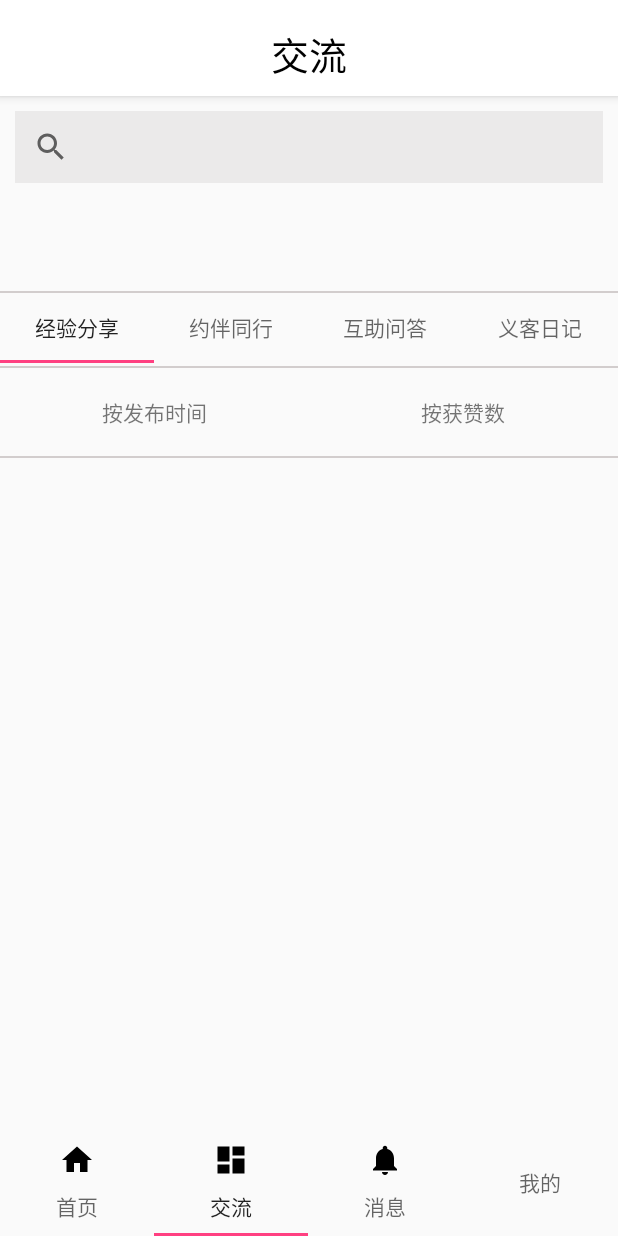
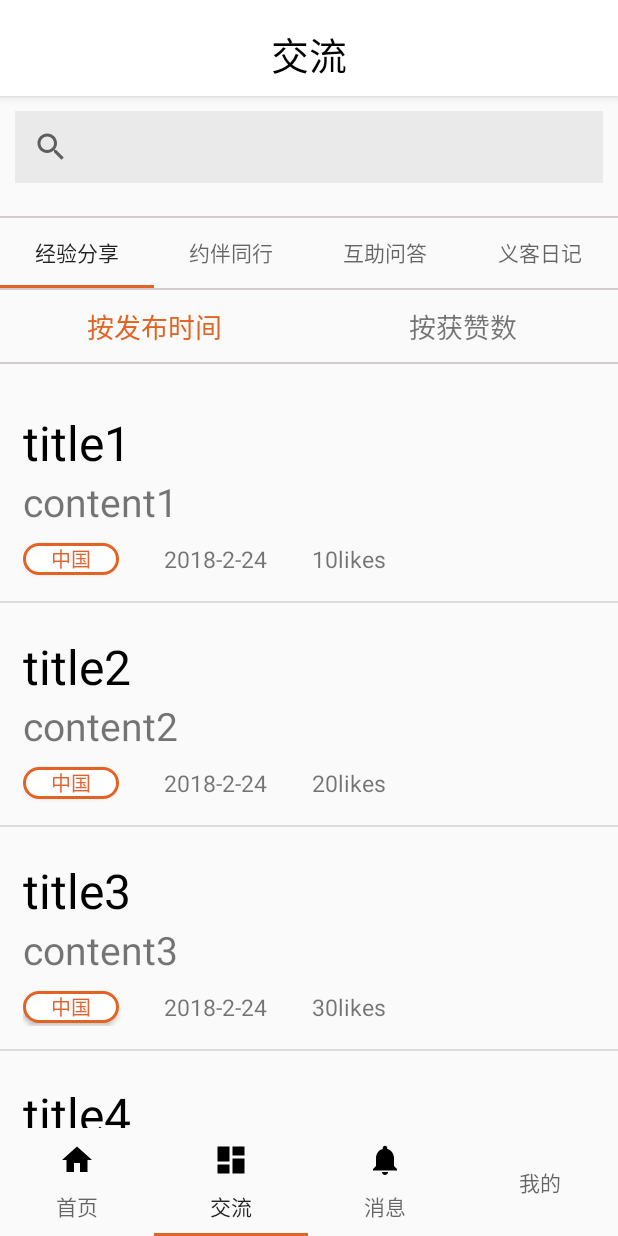
Before and after one commit to CarsonWoo/YiKeApp, an Android app: the HomeActivity screen opened directly, with no data from a screen before it, item 2 of the bottom bar chosen, on a phone screen of 412 x 824 dp. Run offline under Robolectric (Android 15) with nearby library versions, the phone set to English and light mode, and no system bars; our stand-ins replace CircleImageView.

Commit message:
完成了大体布局的编写

```diff
--- a/app/src/main/java/com/example/carson/yikeapp/Adapter/DiscussRVAdapter.java
+++ b/app/src/main/java/com/example/carson/yikeapp/Adapter/DiscussItemExperienceRVAdapter.java
@@ -16,13 +16,13 @@ import java.util.List;
  * Created by 84594 on 2018/2/22.
  */
 
-public class DiscussRVAdapter extends RecyclerView.Adapter<DiscussRVAdapter.DiscussVH> {
+public class DiscussItemExperienceRVAdapter extends RecyclerView.Adapter<DiscussItemExperienceRVAdapter.DiscussVH> {
 
     private Context context;
     private List<String> titles, contents, dates, likes, tags;
 
-    public DiscussRVAdapter(Context context, List<String> titles, List<String> contents,
-                            List<String> dates, List<String> likes, List<String> tags) {
+    public DiscussItemExperienceRVAdapter(Context context, List<String> titles, List<String> contents,
+                                          List<String> dates, List<String> likes, List<String> tags) {
         this.context = context;
         this.titles = titles;
         this.contents = contents;
@@ -61,7 +61,7 @@ public class DiscussRVAdapter extends RecyclerView.Adapter<DiscussRVAdapter.Disc
 
     class DiscussVH extends RecyclerView.ViewHolder {
 
-        TextView tvTitle, tvContent, tvDate, tvLike;
+        TextView tvTitle, tvContent, tvDate, tvLike, tvCollect;
 
         Button btnTag;
 
@@ -72,8 +72,11 @@ public class DiscussRVAdapter extends RecyclerView.Adapter<DiscussRVAdapter.Disc
             tvContent = itemView.findViewById(R.id.tv_discuss_rv_item_content);
             tvDate = itemView.findViewById(R.id.tv_discuss_rv_item_date);
             tvLike = itemView.findViewById(R.id.tv_discuss_rv_item_likes);
+            tvCollect = itemView.findViewById(R.id.tv_collect);
 
             btnTag = itemView.findViewById(R.id.btn_discuss_rv_item_tag);
+
+
 
         }
     }
--- /dev/null
+++ b/app/src/main/java/com/example/carson/yikeapp/Views/DiscussFragment.java
@@ -0,0 +1,149 @@
+package com.example.carson.yikeapp.Views;
+
+
+import android.graphics.Color;
+import android.os.Bundle;
+import android.support.annotation.Nullable;
+import android.support.v4.app.Fragment;
+import android.support.v7.widget.DividerItemDecoration;
+import android.support.v7.widget.LinearLayoutManager;
+import android.support.v7.widget.RecyclerView;
+import android.view.LayoutInflater;
+import android.view.View;
+import android.view.ViewGroup;
+import android.widget.TextView;
+
+import com.example.carson.yikeapp.Adapter.DiscussItemExperienceRVAdapter;
+import com.example.carson.yikeapp.R;
+
+import java.util.ArrayList;
+import java.util.Calendar;
+import java.util.Date;
+import java.util.List;
+
+/**
+ * Created by 84594 on 2018/2/24.
+ */
+
+public class DiscussFragment extends Fragment {
+
+    private static final String ARG_DISCUSS_PAGE_POSITION = "page_position";
+
+    private int mPagePos = 1;
+
+    public DiscussFragment() {
+
+    }
+
+    public static DiscussFragment newInstance(int pos) {
+        DiscussFragment fragment = new DiscussFragment();
+        Bundle args = new Bundle();
+        args.putInt(ARG_DISCUSS_PAGE_POSITION, pos);
+        fragment.setArguments(args);
+        return fragment;
+    }
+
+    @Override
+    public void onCreate(@Nullable Bundle savedInstanceState) {
+        super.onCreate(savedInstanceState);
+
+        Bundle args = getArguments();
+        if (args != null) {
+            mPagePos = args.getInt(ARG_DISCUSS_PAGE_POSITION);
+        }
+
+    }
+
+    @Nullable
+    @Override
+    public View onCreateView(LayoutInflater inflater, @Nullable ViewGroup container,
+                             @Nullable Bundle savedInstanceState) {
+
+        Bundle args = getArguments();
+        int pagerPos = args.getInt(ARG_DISCUSS_PAGE_POSITION);
+
+        View view;
+
+        switch (pagerPos) {
+            //tab experience
+            case 1:
+                view = inflater.inflate(R.layout.tab_fragment_discuss_experience, container,
+                        false);
+
+                final List<String> titles, contents, dates, likes, tags;
+
+                titles = new ArrayList<>();
+                contents = new ArrayList<>();
+                dates = new ArrayList<>();
+                likes = new ArrayList<>();
+                tags = new ArrayList<>();
+
+                for (int i = 1; i < 10; i++) {
+                    titles.add("title" + i);
+                    contents.add("content" + i);
+                    dates.add("2018-2-24");
+                    likes.add("" + (i * 10) + "likes");
+                    tags.add("中国");
+                }
+
+                RecyclerView recyclerView = view.findViewById(R.id.rv_discuss_experience);
+                recyclerView.setLayoutManager(new LinearLayoutManager(view.getContext(),
+                        LinearLayoutManager.VERTICAL, false));
+                final DiscussItemExperienceRVAdapter adapter =
+                        new DiscussItemExperienceRVAdapter(view.getContext(), titles, contents,
+                                dates, likes, tags);
+                recyclerView.setAdapter(adapter);
+                recyclerView.addItemDecoration(new DividerItemDecoration(view.getContext(),
+                        DividerItemDecoration.VERTICAL));
+                recyclerView.setHasFixedSize(true);
+
+                final TextView tvSortByTime = view.findViewById(R.id.tv_discuss_sort_time);
+                final TextView tvSortByLike = view.findViewById(R.id.tv_discuss_sort_like);
+                tvSortByTime.setTextColor(Color.parseColor("#e26323"));
+                tvSortByTime.setOnClickListener(new View.OnClickListener() {
+                    @Override
+                    public void onClick(View v) {
+                        tvSortByTime.setTextColor(Color.parseColor("#e26323"));
+                        tvSortByLike.setTextColor(Color.GRAY);
+//                        titles.clear();
+//                        contents.clear();
+//                        for (int i = 9; i >= 1; i++) {
+//                            titles.add("title" + i);
+//                            contents.add("content" + i);
+//                        }
+//                        adapter.notifyDataSetChanged();
+                    }
+                });
+                tvSortByLike.setOnClickListener(new View.OnClickListener() {
+                    @Override
+                    public void onClick(View v) {
+                        tvSortByLike.setTextColor(Color.parseColor("#e26323"));
+                        tvSortByTime.setTextColor(Color.GRAY);
+//                        titles.clear();
+//                        contents.clear();
+//                        for (int i = 1; i < 10; i++) {
+//                            titles.add("title" + i);
+//                            contents.add("content" + i);
+//                        }
+//                        adapter.notifyDataSetChanged();
+                    }
+                });
+                return view;
+            case 2:
+                view = inflater.inflate(R.layout.tab_fragment_discuss_partner, container,
+                        false);
+                return view;
+            case 3:
+                view = inflater.inflate(R.layout.tab_fragment_discuss_question, container,
+                        false);
+                return view;
+            case 4:
+                view = inflater.inflate(R.layout.tab_fragment_discuss_diary, container,
+                        false);
+                return view;
+            default:
+                return null;
+        }
+
+    }
+}
--- a/app/src/main/java/com/example/carson/yikeapp/Views/HomeActivity.java
+++ b/app/src/main/java/com/example/carson/yikeapp/Views/HomeActivity.java
@@ -63,7 +63,7 @@ public class HomeActivity extends AppCompatActivity implements ItemFragment.OnLi
         tabLayout.addOnTabSelectedListener(new TabLayout.ViewPagerOnTabSelectedListener(mViewPager));
 
         //title
-        TextView title = (TextView) findViewById(R.id.title);
+        TextView title = findViewById(R.id.title);
         title.setText(titles[mViewPager.getCurrentItem()]);
 
         mViewPager.addOnPageChangeListener(new ViewPager.OnPageChangeListener() {
@@ -74,7 +74,7 @@ public class HomeActivity extends AppCompatActivity implements ItemFragment.OnLi
 
             @Override
             public void onPageSelected(int position) {
-                TextView title = (TextView) findViewById(R.id.title);
+                TextView title = findViewById(R.id.title);
                 title.setText(titles[mViewPager.getCurrentItem()]);
             }
 
--- a/app/src/main/java/com/example/carson/yikeapp/Views/ItemFragment.java
+++ b/app/src/main/java/com/example/carson/yikeapp/Views/ItemFragment.java
@@ -4,7 +4,10 @@ import android.content.Context;
 import android.graphics.Color;
 import android.os.Bundle;
 import android.os.Handler;
+import android.support.design.widget.TabLayout;
 import android.support.v4.app.Fragment;
+import android.support.v4.app.FragmentManager;
+import android.support.v4.app.FragmentPagerAdapter;
 import android.support.v4.view.PagerAdapter;
 import android.support.v4.view.ViewPager;
 import android.support.v7.widget.DividerItemDecoration;
@@ -83,7 +86,7 @@ public class ItemFragment extends Fragment {
 
                 //rv_homelist
                 Context context = view.getContext();
-                RecyclerView rvList = (RecyclerView) view.findViewById(R.id.rv_homelist);
+                RecyclerView rvList = view.findViewById(R.id.rv_homelist);
                 rvList.setLayoutManager(new LinearLayoutManager(context));
                 rvList.setAdapter(new HomeItemRecyclerViewAdapter(HomeContent.ITEMS, mListener));
                 DividerItemDecoration decoration = new DividerItemDecoration(getContext(), DividerItemDecoration.VERTICAL);
@@ -159,6 +162,12 @@ public class ItemFragment extends Fragment {
                 return view;
             case 2:
                 view = inflater.inflate(R.layout.fragment_discuss, container, false);
+                DiscussPagerAdapter discussPagerAdapter = new DiscussPagerAdapter(getFragmentManager());
+                ViewPager vp = view.findViewById(R.id.vp_discuss_item);
+                vp.setAdapter(discussPagerAdapter);
+                TabLayout tabLayout = view.findViewById(R.id.tab_layout_discuss);
+                vp.addOnPageChangeListener(new TabLayout.TabLayoutOnPageChangeListener(tabLayout));
+                tabLayout.addOnTabSelectedListener(new TabLayout.ViewPagerOnTabSelectedListener(vp));
                 return view;
             case 3:
                 View chatPage = inflater.inflate(R.layout.fragment_communication,container,false);
@@ -212,4 +221,21 @@ public class ItemFragment extends Fragment {
         void onListFragmentInteraction(ArrayList item);
     }
 
+    private class DiscussPagerAdapter extends FragmentPagerAdapter {
+
+        public DiscussPagerAdapter(FragmentManager fm) {
+            super(fm);
+        }
+
+        @Override
+        public int getCount() {
+            return 4;
+        }
+
+        @Override
+        public Fragment getItem(int position) {
+            return DiscussFragment.newInstance(position + 1);
+        }
+    }
+
 }
--- a/app/src/main/java/com/example/carson/yikeapp/Views/StartActivity.java
+++ b/app/src/main/java/com/example/carson/yikeapp/Views/StartActivity.java
@@ -18,8 +18,8 @@ public class StartActivity extends AppCompatActivity implements View.OnClickList
         super.onCreate(savedInstanceState);
         setContentView(R.layout.activity_start);
 
-        buttonLogin = (ImageButton) findViewById(R.id.ib_to_login);
-        buttonRegis = (ImageButton) findViewById(R.id.ib_to_regis);
+        buttonLogin = findViewById(R.id.ib_to_login);
+        buttonRegis = findViewById(R.id.ib_to_regis);
 
         buttonRegis.setOnClickListener(this);
         buttonLogin.setOnClickListener(this);
--- a/app/src/main/res/layout/discuss_rv_item.xml
+++ b/app/src/main/res/layout/discuss_rv_item.xml
@@ -1,14 +1,15 @@
 <?xml version="1.0" encoding="utf-8"?>
 <RelativeLayout
+    android:layout_margin="15sp"
     android:layout_marginLeft="15sp"
     android:layout_marginRight="15sp"
     xmlns:android="http://schemas.android.com/apk/res/android"
     android:layout_width="match_parent"
-    android:layout_height="match_parent">
+    android:layout_height="wrap_content">
 
     <TextView
         android:layout_marginTop="5sp"
-        android:text="非985、211的本二学生怎样才能尽快提升自己并去英国留学？"
+        android:text="@string/textDemo_1"
         android:textSize="32sp"
         android:textColor="#000"
         android:id="@+id/tv_discuss_rv_item_title"
@@ -18,7 +19,7 @@
     <TextView
         android:id="@+id/tv_discuss_rv_item_content"
         android:textSize="26sp"
-        android:text="你需要根据你自身的情况才能做进一步的选择和规划。虽然你的学校优势不大，但可以通过gpa"
+        android:text="@string/textDemo_2"
         android:layout_below="@id/tv_discuss_rv_item_title"
         android:maxLines="2"
         android:layout_width="match_parent"
@@ -26,35 +27,55 @@
 
     <Button
         android:id="@+id/btn_discuss_rv_item_tag"
-        android:textSize="20sp"
+        android:textSize="13.2sp"
         android:textColor="#e26232"
-        android:text="美国"
+        android:text="@string/textDemo_3"
         android:background="@drawable/bg_button_style1"
         android:layout_marginTop="10sp"
         android:layout_below="@id/tv_discuss_rv_item_content"
-        android:layout_width="wrap_content"
-        android:layout_height="wrap_content" />
+        android:layout_width="64sp"
+        android:layout_height="21.3sp" />
 
     <TextView
         android:id="@+id/tv_discuss_rv_item_date"
         android:layout_below="@id/tv_discuss_rv_item_content"
-        android:layout_marginTop="18sp"
-        android:textSize="20sp"
+        android:layout_marginTop="10sp"
+        android:textSize="15.6sp"
         android:layout_marginLeft="30sp"
-        android:text="2017.08.09"
+        android:text="@string/textDemo_4"
         android:layout_toRightOf="@id/btn_discuss_rv_item_tag"
         android:layout_width="wrap_content"
-        android:layout_height="wrap_content" />
+        android:layout_height="wrap_content"
+        android:layout_marginStart="30sp"
+        android:layout_toEndOf="@id/btn_discuss_rv_item_tag" />
 
     <TextView
-        android:textSize="20sp"
-        android:layout_marginTop="18sp"
+        android:textSize="15.6sp"
+        android:layout_marginTop="10sp"
         android:layout_below="@id/tv_discuss_rv_item_content"
         android:layout_marginLeft="30sp"
         android:layout_toRightOf="@id/tv_discuss_rv_item_date"
         android:id="@+id/tv_discuss_rv_item_likes"
-        android:text="2367赞"
+        android:text="@string/textDemo_5"
         android:layout_width="wrap_content"
-        android:layout_height="wrap_content" />
+        android:layout_height="wrap_content"
+        android:layout_marginStart="30sp"
+        android:layout_toEndOf="@id/tv_discuss_rv_item_date" />
+
+    <TextView
+        android:id="@+id/tv_collect"
+        android:clickable="true"
+        android:layout_marginLeft="250sp"
+        android:layout_toRightOf="@id/tv_discuss_rv_item_likes"
+        android:textColor="#e26323"
+        android:layout_marginTop="10sp"
+        android:textSize="15.6sp"
+        android:text="@string/collect"
+        android:layout_below="@id/tv_discuss_rv_item_content"
+        android:layout_width="wrap_content"
+        android:layout_height="wrap_content"
+        android:focusable="true"
+        android:layout_marginStart="250sp"
+        android:layout_toEndOf="@id/tv_discuss_rv_item_likes" />
 
 </RelativeLayout>
--- a/app/src/main/res/layout/fragment_discuss.xml
+++ b/app/src/main/res/layout/fragment_discuss.xml
@@ -15,19 +15,15 @@
         </android.support.v7.widget.SearchView>
 
     <LinearLayout
-        android:layout_marginTop="130sp"
+        android:layout_marginTop="80sp"
         android:background="#7ca69c9c"
         android:layout_width="match_parent"
         android:layout_height="1sp"/>
 
-    <android.support.v4.view.ViewPager
-        app:layout_behavior="@string/appbar_scrolling_view_behavior"
-        android:layout_marginTop="30sp"
-        android:layout_width="match_parent"
-        android:layout_height="match_parent"/>
 
     <android.support.design.widget.TabLayout
-        android:layout_marginTop="130sp"
+        android:id="@+id/tab_layout_discuss"
+        android:layout_marginTop="80sp"
         app:tabGravity="fill"
         android:layout_width="match_parent"
         android:layout_height="wrap_content">
@@ -58,44 +54,18 @@
     </android.support.design.widget.TabLayout>
 
     <LinearLayout
-        android:layout_marginTop="180sp"
+        android:layout_marginTop="128sp"
         android:background="#7ca69c9c"
         android:layout_width="match_parent"
         android:layout_height="1sp"/>
 
-    <LinearLayout
-        android:orientation="horizontal"
-        android:layout_marginTop="200sp"
+    <android.support.v4.view.ViewPager
+        android:id="@+id/vp_discuss_item"
+        app:layout_behavior="@string/appbar_scrolling_view_behavior"
+        android:layout_marginTop="140sp"
         android:layout_width="match_parent"
-        android:layout_height="wrap_content">
+        android:layout_height="match_parent"/>
 
-        <TextView
-            android:gravity="center_horizontal"
-            android:text="按发布时间"
-            android:layout_weight="1"
-            android:layout_width="0sp"
-            android:layout_height="wrap_content" />
 
-        <TextView
-            android:text="按获赞数"
-            android:gravity="center_horizontal"
-            android:layout_weight="1"
-            android:layout_width="0sp"
-            android:layout_height="wrap_content" />
-
-    </LinearLayout>
-
-    <LinearLayout
-        android:layout_marginTop="240sp"
-        android:background="#7ca69c9c"
-        android:layout_width="match_parent"
-        android:layout_height="1sp"/>
-
-    <android.support.v7.widget.RecyclerView
-        android:layout_marginTop="250sp"
-        android:layout_width="match_parent"
-        android:layout_height="match_parent">
-
-    </android.support.v7.widget.RecyclerView>
 
 </android.support.design.widget.CoordinatorLayout>
--- /dev/null
+++ b/app/src/main/res/layout/tab_fragment_discuss_diary.xml
@@ -0,0 +1,12 @@
+<?xml version="1.0" encoding="utf-8"?>
+<android.support.constraint.ConstraintLayout
+    xmlns:android="http://schemas.android.com/apk/res/android" android:layout_width="match_parent"
+    android:layout_height="match_parent">
+
+    <TextView
+        android:text="@string/diary"
+        android:gravity="center"
+        android:layout_width="match_parent"
+        android:layout_height="match_parent" />
+
+</android.support.constraint.ConstraintLayout>
--- /dev/null
+++ b/app/src/main/res/layout/tab_fragment_discuss_experience.xml
@@ -0,0 +1,48 @@
+<?xml version="1.0" encoding="utf-8"?>
+<LinearLayout xmlns:android="http://schemas.android.com/apk/res/android"
+    android:orientation="vertical" android:layout_width="match_parent"
+    android:layout_height="match_parent">
+
+    <LinearLayout
+        android:orientation="horizontal"
+        android:layout_width="match_parent"
+        android:layout_height="wrap_content">
+
+        <TextView
+            android:id="@+id/tv_discuss_sort_time"
+            android:textSize="18sp"
+            android:clickable="true"
+            android:gravity="center_horizontal"
+            android:text="按发布时间"
+            android:layout_weight="1"
+            android:layout_width="0sp"
+            android:layout_height="wrap_content" />
+
+        <TextView
+
+            android:id="@+id/tv_discuss_sort_like"
+            android:textSize="18sp"
+            android:clickable="true"
+            android:text="按获赞数"
+            android:gravity="center_horizontal"
+            android:layout_weight="1"
+            android:layout_width="0sp"
+            android:layout_height="wrap_content" />
+
+    </LinearLayout>
+
+    <LinearLayout
+        android:layout_marginTop="10sp"
+        android:background="#7ca69c9c"
+        android:layout_width="match_parent"
+        android:layout_height="1sp"/>
+
+    <android.support.v7.widget.RecyclerView
+        android:id="@+id/rv_discuss_experience"
+        android:layout_marginTop="10sp"
+        android:layout_width="match_parent"
+        android:layout_height="match_parent">
+
+    </android.support.v7.widget.RecyclerView>
+
+</LinearLayout>
--- /dev/null
+++ b/app/src/main/res/layout/tab_fragment_discuss_partner.xml
@@ -0,0 +1,12 @@
+<?xml version="1.0" encoding="utf-8"?>
+<android.support.constraint.ConstraintLayout
+    xmlns:android="http://schemas.android.com/apk/res/android" android:layout_width="match_parent"
+    android:layout_height="match_parent">
+
+    <TextView
+        android:gravity="center"
+        android:text="tab_partner"
+        android:layout_width="match_parent"
+        android:layout_height="match_parent" />
+
+</android.support.constraint.ConstraintLayout>
--- /dev/null
+++ b/app/src/main/res/layout/tab_fragment_discuss_question.xml
@@ -0,0 +1,12 @@
+<?xml version="1.0" encoding="utf-8"?>
+<android.support.constraint.ConstraintLayout
+    xmlns:android="http://schemas.android.com/apk/res/android" android:layout_width="match_parent"
+    android:layout_height="match_parent">
+
+    <TextView
+        android:gravity="center"
+        android:text="@string/question"
+        android:layout_width="match_parent"
+        android:layout_height="match_parent" />
+
+</android.support.constraint.ConstraintLayout>
--- a/app/src/main/res/values/colors.xml
+++ b/app/src/main/res/values/colors.xml
@@ -4,4 +4,5 @@
     <color name="colorPrimaryDark">#303F9F</color>
     <color name="colorAccent">#FF4081</color>
     <color name="bg_bnb_loca">#ff6600</color>
+    <color name="accent_material_light">#e26323</color>
 </resources>
--- a/app/src/main/res/values/strings.xml
+++ b/app/src/main/res/values/strings.xml
@@ -13,5 +13,11 @@
     <string name="partner">约伴同行</string>
     <string name="question">互助问答</string>
     <string name="diary">义客日记</string>
+    <string name="collect">收藏攻略</string>
+    <string name="textDemo_1">非985、211的本二学生怎样才能尽快提升自己并去英国留学？</string>
+    <string name="textDemo_2">你需要根据你自身的情况才能做进一步的选择和规划。虽然你的学校优势不大，但可以通过gpa</string>
+    <string name="textDemo_3">美国</string>
+    <string name="textDemo_4">2017.08.09</string>
+    <string name="textDemo_5">2367赞</string>
 
 </resources>
--- a/app/src/main/res/values/styles.xml
+++ b/app/src/main/res/values/styles.xml
@@ -37,5 +37,9 @@
         </item>
     </style>
 
+    <style name="MainTheme" parent="Theme.AppCompat.Light.NoActionBar" >
+
+    </style>
+
 
 </resources>
```
Also changed, not shown: app/src/main/AndroidManifest.xml (+4 -4 lines), app/src/main/java/com/example/carson/yikeapp/Views/RegisterActivity.java (+0 -12 lines).
